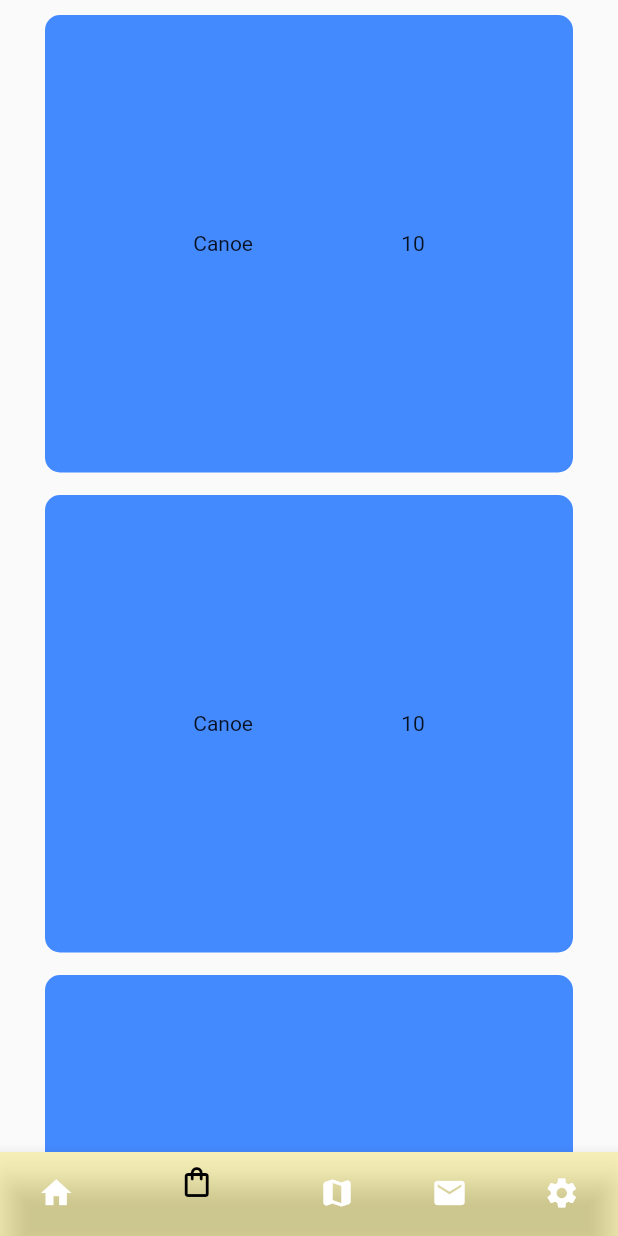
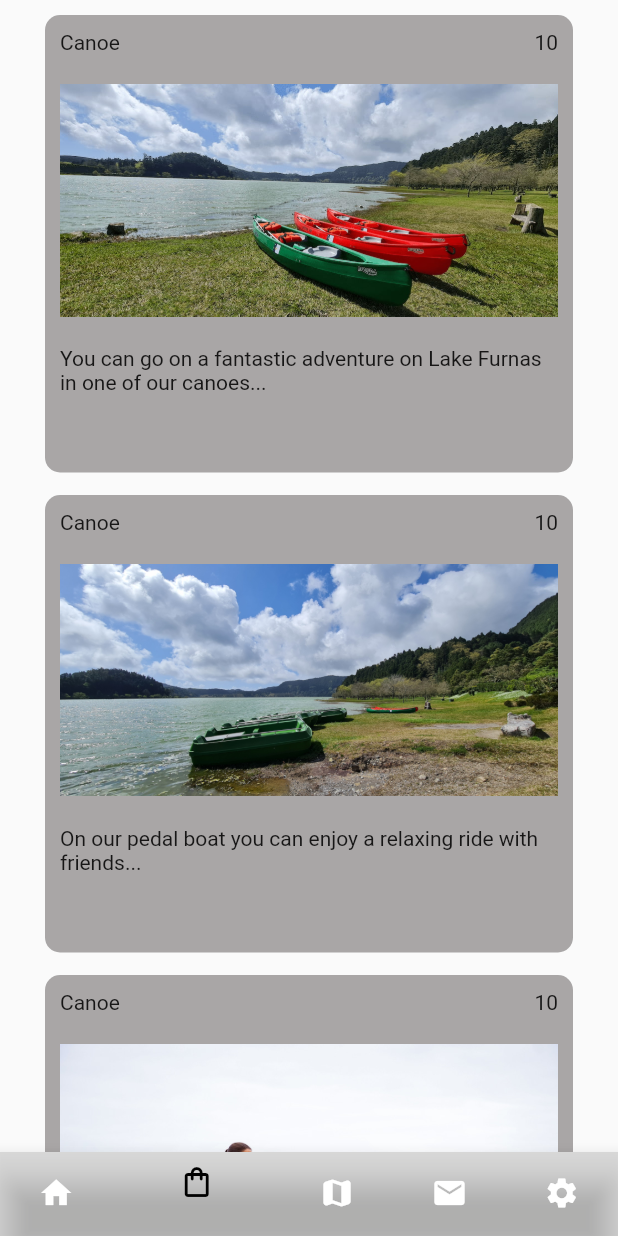
Before and after one commit to BorisKest/park_app, a Flutter app: the screen it shows after launch, item 2 of the bottom bar chosen, on a phone screen of 412 x 824 dp. Run offline on Flutter 3.47's test engine with Material 2 defaults, Android fonts, the phone set to English and light mode, and no system bars.

Commit message:
Layout and scrolling for product screen

```diff
--- a/lib/main.dart
+++ b/lib/main.dart
@@ -38,7 +38,7 @@ class _MainScreen extends State<MainScreen> {
 
   final screens = [
     const HomeScreen(),
-    const ProductScreen(),
+    ProductScreen(),
     const MapScreen(),
     const ContactScreen(),
     const SettingsScreen(),
@@ -53,27 +53,27 @@ class _MainScreen extends State<MainScreen> {
           BottomNavigationBarItem(
             icon: Icon(Icons.home),
             label: '',
-            backgroundColor: Color.fromARGB(80, 100, 235, 59),
+            backgroundColor: Color.fromARGB(80, 64, 65, 64),
           ),
           BottomNavigationBarItem(
             icon: Icon(Icons.shopping_bag_outlined),
             label: '',
-            backgroundColor: Color.fromARGB(80, 255, 235, 59),
+            backgroundColor: Color.fromARGB(80, 161, 161, 160),
           ),
           BottomNavigationBarItem(
             icon: Icon(Icons.map_rounded),
             label: '',
-            backgroundColor: Colors.green,
+            backgroundColor: Color.fromARGB(255, 174, 175, 174),
           ),
           BottomNavigationBarItem(
             icon: Icon(Icons.mail),
             label: '',
-            backgroundColor: Colors.blue,
+            backgroundColor: Color.fromARGB(255, 174, 179, 184),
           ),
           BottomNavigationBarItem(
             icon: Icon(Icons.settings),
             label: '',
-            backgroundColor: Colors.grey,
+            backgroundColor: Color.fromARGB(255, 209, 184, 184),
           ),
         ],
         currentIndex: _selectedIndex,
--- a/lib/src/feature/product/widget/product_screen.dart
+++ b/lib/src/feature/product/widget/product_screen.dart
@@ -1,49 +1,82 @@
 import 'package:flutter/material.dart';
 
 class ProductScreen extends StatelessWidget {
-  const ProductScreen({Key? key}) : super(key: key);
+  ProductScreen({Key? key}) : super(key: key);
 
-  Widget productWidgenBuilder(productName, productPrice, image1) {
+  Widget productWidgenBuilder(productName, productPrice, image1, productInfo) {
     productName;
     productPrice;
-    Image image1;
+    productInfo;
 
     return Scaffold(
       body: Container(
-        height: 320.00,
         margin: const EdgeInsets.fromLTRB(30, 10, 30, 5),
+        decoration: BoxDecoration(
+          color: Color.fromARGB(179, 134, 131, 131),
+          borderRadius: BorderRadius.circular(10),
+        ),
+        child: Column(
+          children: [
+            Container(
+              margin: const EdgeInsets.all(10),
               child: Row(
-          mainAxisAlignment: MainAxisAlignment.spaceEvenly,
                 children: [
                   Text(productName),
+                  const Spacer(),
                   Text(productPrice),
-            // Image(image: image1)
                 ],
               ),
-        decoration: BoxDecoration(
-            color: Colors.blueAccent, borderRadius: BorderRadius.circular(10)),
+            ),
+            Container(
+              margin: const EdgeInsets.all(10),
+              child: image1,
+            ),
+            Container(
+              margin: const EdgeInsets.all(10),
+              child: Text(productInfo),
+            ),
+          ],
+        ),
       ),
     );
   }
 
+  var prductImage1 = Image.asset('assets/images/product1.jpg');
+  var prductImage2 = Image.asset('assets/images/product2.jpg');
+  var prductImage3 = Image.asset('assets/images/product3.jpg');
+
   @override
   Widget build(BuildContext context) => MaterialApp(
         home: SingleChildScrollView(
-          child: Column(children: <Widget>[
+          child: Column(
+            children: <Widget>[
               SizedBox(
                 height: 320.00,
                 child: productWidgenBuilder(
-                  "Canoe", "10", Image.asset("assets/images/product1.jpg")),
+                  "Canoe",
+                  "10",
+                  prductImage1,
+                  "You can go on a fantastic adventure on Lake Furnas in one of our canoes...",
+                ),
               ),
               SizedBox(
                   height: 320.00,
                   child: productWidgenBuilder(
-                    "Canoe", "10", Image.asset("assets/images/product1.jpg"))),
+                    "Canoe",
+                    "10",
+                    prductImage2,
+                    "On our pedal boat you can enjoy a relaxing ride with friends...",
+                  )),
               SizedBox(
                   height: 320.00,
                   child: productWidgenBuilder(
-                    "Canoe", "10", Image.asset("assets/images/product1.jpg"))),
-          ]),
+                    "Canoe",
+                    "10",
+                    prductImage3,
+                    "E-bikes allow you to ride around the lake in just one hour, without losing any of your energy and allowing you to continue your tour of the azores!",
+                  )),
+            ],
+          ),
         ),
       );
 }
```
Also changed, not shown: assets/images/História-imagem-1.jpg (added), assets/images/História-imagem-2.jpg (added), assets/images/História-imagem-3.jpeg (added), assets/images/História-imagem-4-1.jpg (added), assets/images/História-imagem-5.jpg (added), assets/images/História-imagem-6.jpg (added), assets/images/product11.jpg (added), assets/images/product2.jpg (added), assets/images/product3.jpg (added). Lines whose indentation alone changed are shown as unchanged.
